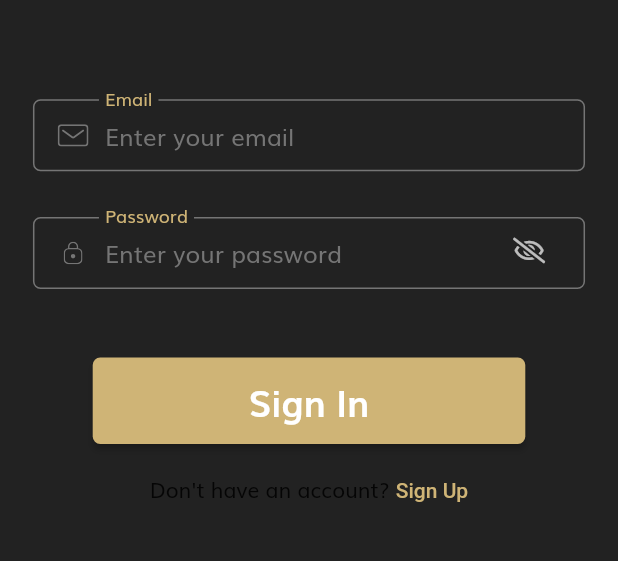
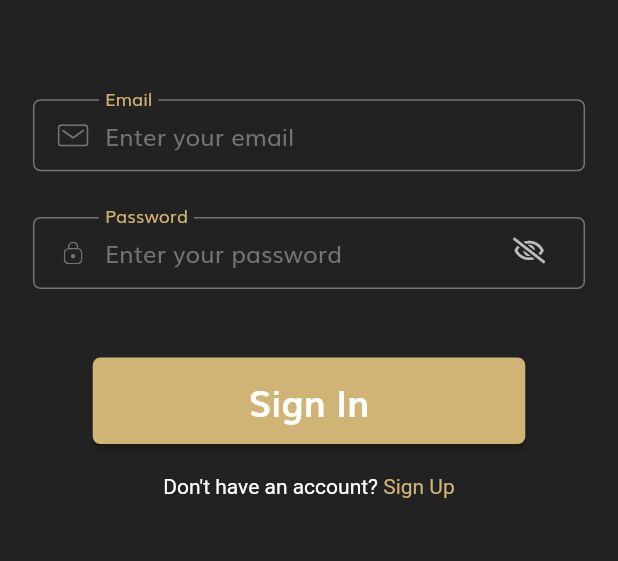
Before and after one commit to naufalhadisy/Flutter-CaffeIn, a Flutter app: the screen it shows after launch, after a tap on "Continue", on a phone screen of 412 x 824 dp, the part 268-829 px from its top. Run offline on Flutter 3.47's test engine with Material 2 defaults, Android fonts, the phone set to English and light mode, and no system bars; our stand-ins replace cloud_firestore, firebase_auth, firebase_core, flutter_spinkit, flutter_svg, font_awesome_flutter and 5 more; accounts and stored records are empty.

Commit message:
fixing several UI

```diff
--- a/lib/app.router.dart
+++ b/lib/app.router.dart
@@ -21,10 +21,8 @@ class Routes {
   static const String landingView = '/landing-page';
   static const String signInScreen = '/sign_in';
   static const String signUpScreen = '/sign_up';
-  static const String forgotPasswordView = '/forgot_password';
   static const String homeScreen = '/home';
   static const String detailsScreen = '/event-details';
-  static const String bookPass = '/book-pass';
   static const String confirmBookingView = '/confirm-booking';
   static const String makePayment = '/make_payment';
   static const String profileScreen = '/my-profile';
@@ -36,10 +34,8 @@ class Routes {
     landingView,
     signInScreen,
     signUpScreen,
-    forgotPasswordView,
     homeScreen,
     detailsScreen,
-    bookPass,
     confirmBookingView,
     makePayment,
     profileScreen,
@@ -130,13 +126,6 @@ class StackedRouter extends RouterBase {
   };
 }
 
-/// ForgotPasswordView arguments holder class
-class ForgotPasswordViewArguments {
-  final Key? key;
-  final String email;
-  ForgotPasswordViewArguments({this.key, required this.email});
-}
-
 /// HomeScreen arguments holder class
 class HomeScreenArguments {
   final Key? key;
--- a/lib/components/change_onboarding_screen.dart
+++ b/lib/components/change_onboarding_screen.dart
@@ -20,7 +20,7 @@ class ChangeOnboardingScreenText extends StatelessWidget {
     return RichText(
       text: TextSpan(
         text: textFirst,
-        style: Theme.of(context).textTheme.bodyText1,
+        style: TextStyle(color: Colors.white),
         children: [
           TextSpan(
             text: clickableText,
--- a/lib/components/constants.dart
+++ b/lib/components/constants.dart
@@ -44,8 +44,6 @@ OutlineInputBorder outlineInputBorder() {
   );
 }
 
-const String ruppeeSymbol = "₹";
-
 Divider divider() => const Divider(
       color: Colors.white70,
       height: 1,
--- a/lib/components/loading.dart
+++ b/lib/components/loading.dart
@@ -14,13 +14,14 @@ class Loading extends StatelessWidget {
       children: [
         const Center(
           child: SpinKitRipple(
-            color: kPrimaryColor,
+            color: Colors.white,
             size: 60,
           ),
         ),
         Text(
           text ?? "Please wait...",
           textAlign: TextAlign.center,
+          style: TextStyle(color: Colors.white),
         )
       ],
     );
--- a/lib/models/user_model.dart
+++ b/lib/models/user_model.dart
@@ -3,6 +3,7 @@ class UserModel {
   final String name;
   final String phone;
   final String email;
+  final String role;
   List? booking;
 
   UserModel({
@@ -10,6 +11,7 @@ class UserModel {
     required this.name,
     required this.phone,
     required this.email,
+    required this.role,
     this.booking,
   });
 
@@ -17,6 +19,7 @@ class UserModel {
       : name = json['name'] as String,
         phone = json['phone'] as String,
         email = json['email'] as String,
+        role = json['role'] as String,
         booking = json['booking'] as List?;
 
   Map<String, dynamic> toJson() {
@@ -26,6 +29,7 @@ class UserModel {
       "phone": phone,
       "email": email,
       "booking": booking,
+      "role": role,
     };
   }
 }
--- a/lib/screens/sign_in/sign_in_viewmodel.dart
+++ b/lib/screens/sign_in/sign_in_viewmodel.dart
@@ -57,9 +57,4 @@ class SignInViewModel extends BaseViewModel {
     }
     setBusy(false);
   }
-
-  Future forgotPassword() async {
-    _navigationService.navigateTo(Routes.forgotPasswordView,
-        arguments: ForgotPasswordViewArguments(email: email));
-  }
 }
--- a/lib/screens/sign_up/components/bottom_text.dart
+++ b/lib/screens/sign_up/components/bottom_text.dart
@@ -1,7 +1,6 @@
 import 'package:caffein_teamzeal/app.router.dart';
 import 'package:caffein_teamzeal/components/change_onboarding_screen.dart';
 import 'package:caffein_teamzeal/screens/sign_in/sign_in_screen.dart';
-import 'package:caffein_teamzeal/screens/sign_up/components/terms_and_conditions.dart';
 import 'package:flutter/material.dart';
 
 import '../../../components/size_config.dart';
@@ -23,9 +22,6 @@ class SignupScreenBottomText extends StatelessWidget {
             Navigator.pushNamed(context, Routes.signInScreen);
           },
         ),
-        SizedBox(height: getProportionateScreenHeight(20)),
-        const TermsAndConditions(),
-        SizedBox(height: getProportionateScreenHeight(20)),
       ],
     );
   }
--- a/lib/screens/sign_up/sign_up_viewmodel.dart
+++ b/lib/screens/sign_up/sign_up_viewmodel.dart
@@ -57,6 +57,7 @@ class SignUpViewModel extends BaseViewModel {
       name: name!,
       phone: phoneNumber!,
       email: email!,
+      role: "customer",
     );
     final bool result = await _authenticationService.signUpWithEmail(
       user: user,
--- a/lib/services/authentication_service.dart
+++ b/lib/services/authentication_service.dart
@@ -53,6 +53,7 @@ class AuthenticationService {
         name: user.name,
         phone: user.phone,
         email: user.email,
+        role: user.role,
       );
 
       //Create new user document using FireStoreService
@@ -88,8 +89,4 @@ class AuthenticationService {
   Future refreshUser(String userId) async {
     _currentUser = await _firebaseService.getUserProfile(userId);
   }
-
-  Future<void> resetPassword(String email) async {
-    await _firebaseAuth.sendPasswordResetEmail(email: email);
-  }
 }
--- a/pubspec.yaml
+++ b/pubspec.yaml
@@ -39,11 +39,8 @@ dependencies:
   firebase_core:
   firebase_auth:
   cloud_firestore:
-  flutter_email_sender: ^5.0.2
   random_string: ^2.1.0
   image_picker: ^0.8.4+3
-  razorpay_flutter: ^1.2.6
-  qr_flutter: ^4.0.0
   fluttertoast: ^8.0.8
   google_nav_bar: ^5.0.5
   line_icons: ^2.0.1
```
Also changed, not shown: lib/screens/customer_screens/profile/profile_screen_viewmodel.dart (+2 -22 lines), lib/screens/sign_up/components/terms_and_conditions.dart (deleted, +0 -28 lines), lib/screens/staff_screens/home/staff_homescreen.dart (added), lib/screens/staff_screens/home/staff_homescreen_viewmodel.dart (added), pubspec.lock.
